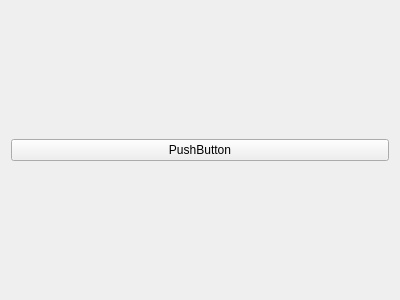
Before: the Qt Designer form views/categorieswidget.ui in Gitnoter/Gitnoter, drawn with Qt 5.
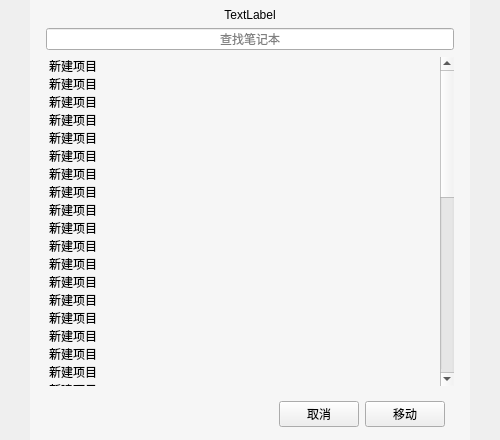
After: the same form once the commit is applied.

Commit message: build categories ui finish

The edit to the form file:
```diff
--- a/views/categorieswidget.ui
+++ b/views/categorieswidget.ui
@@ -2,26 +2,392 @@
 <ui version="4.0">
  <class>CategoriesWidget</class>
  <widget class="QWidget" name="CategoriesWidget">
+  <property name="enabled">
+   <bool>true</bool>
+  </property>
   <property name="geometry">
    <rect>
     <x>0</x>
     <y>0</y>
-    <width>400</width>
-    <height>300</height>
+    <width>500</width>
+    <height>440</height>
    </rect>
   </property>
+  <property name="minimumSize">
+   <size>
+    <width>0</width>
+    <height>0</height>
+   </size>
+  </property>
+  <property name="maximumSize">
+   <size>
+    <width>16777215</width>
+    <height>16777215</height>
+   </size>
+  </property>
+  <property name="mouseTracking">
+   <bool>false</bool>
+  </property>
+  <property name="tabletTracking">
+   <bool>false</bool>
+  </property>
+  <property name="acceptDrops">
+   <bool>false</bool>
+  </property>
   <property name="windowTitle">
    <string>Form</string>
   </property>
+  <property name="windowOpacity">
+   <double>1.000000000000000</double>
+  </property>
+  <property name="autoFillBackground">
+   <bool>false</bool>
+  </property>
   <property name="styleSheet">
    <string notr="true"/>
   </property>
-  <layout class="QVBoxLayout" name="verticalLayout">
-   <item>
-    <widget class="QPushButton" name="pushButton">
-     <property name="text">
-      <string>PushButton</string>
+  <layout class="QVBoxLayout" name="verticalLayout_2">
+   <property name="spacing">
+    <number>0</number>
+   </property>
+   <property name="leftMargin">
+    <number>0</number>
+   </property>
+   <property name="topMargin">
+    <number>0</number>
+   </property>
+   <property name="rightMargin">
+    <number>0</number>
+   </property>
+   <property name="bottomMargin">
+    <number>0</number>
+   </property>
+   <item alignment="Qt::AlignHCenter|Qt::AlignTop">
+    <widget class="QWidget" name="widget_2" native="true">
+     <property name="minimumSize">
+      <size>
+       <width>440</width>
+       <height>440</height>
+      </size>
      </property>
+     <property name="maximumSize">
+      <size>
+       <width>440</width>
+       <height>16777215</height>
+      </size>
+     </property>
+     <property name="styleSheet">
+      <string notr="true">QWidget#widget_2{
+	background-color:#F6F6F6;
+}</string>
+     </property>
+     <layout class="QVBoxLayout" name="verticalLayout">
+      <property name="spacing">
+       <number>-1</number>
+      </property>
+      <property name="sizeConstraint">
+       <enum>QLayout::SetDefaultConstraint</enum>
+      </property>
+      <property name="leftMargin">
+       <number>16</number>
+      </property>
+      <property name="topMargin">
+       <number>8</number>
+      </property>
+      <property name="rightMargin">
+       <number>16</number>
+      </property>
+      <property name="bottomMargin">
+       <number>4</number>
+      </property>
+      <item>
+       <widget class="QLabel" name="label">
+        <property name="text">
+         <string>TextLabel</string>
+        </property>
+        <property name="alignment">
+         <set>Qt::AlignCenter</set>
+        </property>
+       </widget>
+      </item>
+      <item>
+       <widget class="QLineEdit" name="lineEdit">
+        <property name="styleSheet">
+         <string notr="true"/>
+        </property>
+        <property name="alignment">
+         <set>Qt::AlignCenter</set>
+        </property>
+        <property name="placeholderText">
+         <string>查找笔记本</string>
+        </property>
+        <property name="clearButtonEnabled">
+         <bool>true</bool>
+        </property>
+       </widget>
+      </item>
+      <item>
+       <widget class="QListWidget" name="listWidget_data">
+        <property name="styleSheet">
+         <string notr="true">QListWidget#listWidget_data{
+	border: 0px solid;border-top: 1px solid #F6F6F6;
+	background-color:#F6F6F6
+}</string>
+        </property>
+        <item>
+         <property name="text">
+          <string>新建项目</string>
+         </property>
+        </item>
+        <item>
+         <property name="text">
+          <string>新建项目</string>
+         </property>
+        </item>
+        <item>
+         <property name="text">
+          <string>新建项目</string>
+         </property>
+        </item>
+        <item>
+         <property name="text">
+          <string>新建项目</string>
+         </property>
+        </item>
+        <item>
+         <property name="text">
+          <string>新建项目</string>
+         </property>
+        </item>
+        <item>
+         <property name="text">
+          <string>新建项目</string>
+         </property>
+        </item>
+        <item>
+         <property name="text">
+          <string>新建项目</string>
+         </property>
+        </item>
+        <item>
+         <property name="text">
+          <string>新建项目</string>
+         </property>
+        </item>
+        <item>
+         <property name="text">
+          <string>新建项目</string>
+         </property>
+        </item>
+        <item>
+         <property name="text">
+          <string>新建项目</string>
+         </property>
+        </item>
+        <item>
+         <property name="text">
+          <string>新建项目</string>
+         </property>
+        </item>
+        <item>
+         <property name="text">
+          <string>新建项目</string>
+         </property>
+        </item>
+        <item>
+         <property name="text">
+          <string>新建项目</string>
+         </property>
+        </item>
+        <item>
+         <property name="text">
+          <string>新建项目</string>
+         </property>
+        </item>
+        <item>
+         <property name="text">
+          <string>新建项目</string>
+         </property>
+        </item>
+        <item>
+         <property name="text">
+          <string>新建项目</string>
+         </property>
+        </item>
+        <item>
+         <property name="text">
+          <string>新建项目</string>
+         </property>
+        </item>
+        <item>
+         <property name="text">
+          <string>新建项目</string>
+         </property>
+        </item>
+        <item>
+         <property name="text">
+          <string>新建项目</string>
+         </property>
+        </item>
+        <item>
+         <property name="text">
+          <string>新建项目</string>
+         </property>
+        </item>
+        <item>
+         <property name="text">
+          <string>新建项目</string>
+         </property>
+        </item>
+        <item>
+         <property name="text">
+          <string>新建项目</string>
+         </property>
+        </item>
+        <item>
+         <property name="text">
+          <string>新建项目</string>
+         </property>
+        </item>
+        <item>
+         <property name="text">
+          <string>新建项目</string>
+         </property>
+        </item>
+        <item>
+         <property name="text">
+          <string>新建项目</string>
+         </property>
+        </item>
+        <item>
+         <property name="text">
+          <string>新建项目</string>
+         </property>
+        </item>
+        <item>
+         <property name="text">
+          <string>新建项目</string>
+         </property>
+        </item>
+        <item>
+         <property name="text">
+          <string>新建项目</string>
+         </property>
+        </item>
+        <item>
+         <property name="text">
+          <string>新建项目</string>
+         </property>
+        </item>
+        <item>
+         <property name="text">
+          <string>新建项目</string>
+         </property>
+        </item>
+        <item>
+         <property name="text">
+          <string>新建项目</string>
+         </property>
+        </item>
+        <item>
+         <property name="text">
+          <string>新建项目</string>
+         </property>
+        </item>
+        <item>
+         <property name="text">
+          <string>新建项目</string>
+         </property>
+        </item>
+        <item>
+         <property name="text">
+          <string>新建项目</string>
+         </property>
+        </item>
+        <item>
+         <property name="text">
+          <string>新建项目</string>
+         </property>
+        </item>
+        <item>
+         <property name="text">
+          <string>新建项目</string>
+         </property>
+        </item>
+        <item>
+         <property name="text">
+          <string>新建项目</string>
+         </property>
+        </item>
+        <item>
+         <property name="text">
+          <string>新建项目</string>
+         </property>
+        </item>
+        <item>
+         <property name="text">
+          <string>新建项目</string>
+         </property>
+        </item>
+        <item>
+         <property name="text">
+          <string>新建项目</string>
+         </property>
+        </item>
+        <item>
+         <property name="text">
+          <string>新建项目</string>
+         </property>
+        </item>
+        <item>
+         <property name="text">
+          <string>新建项目</string>
+         </property>
+        </item>
+        <item>
+         <property name="text">
+          <string>新建项目</string>
+         </property>
+        </item>
+       </widget>
+      </item>
+      <item>
+       <widget class="QWidget" name="widget" native="true">
+        <layout class="QHBoxLayout" name="horizontalLayout">
+         <item>
+          <spacer name="horizontalSpacer">
+           <property name="orientation">
+            <enum>Qt::Horizontal</enum>
+           </property>
+           <property name="sizeHint" stdset="0">
+            <size>
+             <width>40</width>
+             <height>20</height>
+            </size>
+           </property>
+          </spacer>
+         </item>
+         <item>
+          <widget class="QPushButton" name="pushButton_cancel">
+           <property name="text">
+            <string>取消</string>
+           </property>
+          </widget>
+         </item>
+         <item>
+          <widget class="QPushButton" name="pushButton_move">
+           <property name="enabled">
+            <bool>true</bool>
+           </property>
+           <property name="text">
+            <string>移动</string>
+           </property>
+          </widget>
+         </item>
+        </layout>
+       </widget>
+      </item>
+     </layout>
     </widget>
    </item>
   </layout>
```
The commit also changes 6 other files.
